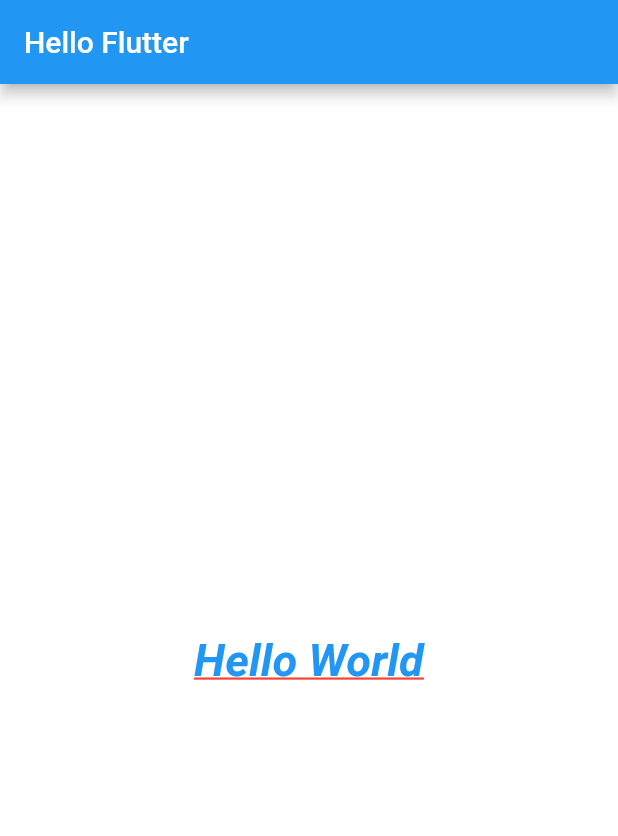
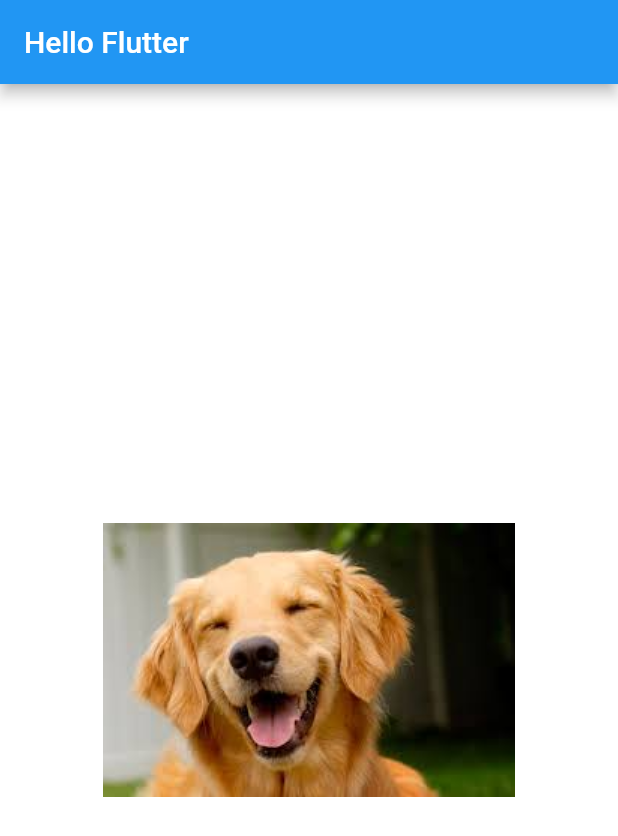
Before and after one commit to lucianocorreia/udemy_flutter, a Flutter app: the screen it shows after launch, on a phone screen of 412 x 824 dp. Shown: the top 836 px of the screen. Run offline on Flutter 3.47's test engine with Material 2 defaults, Android fonts, the phone set to English and light mode, and no system bars.

```diff
--- a/capitulo_04/flutter_hello/lib/home_page.dart
+++ b/capitulo_04/flutter_hello/lib/home_page.dart
@@ -19,9 +19,13 @@ class HomePage extends StatelessWidget {
     return Container(
       color: Colors.white,
       child: Center(
-        child: _text(),
+        child: _img(),
       ),
     );
+  }
+
+  _img() {
+    return Image.asset('assets/images/dog2.png');
   }
 
   _text() {
```
Also changed, not shown: capitulo_04/flutter_hello/pubspec.yaml (+3 -9 lines).
